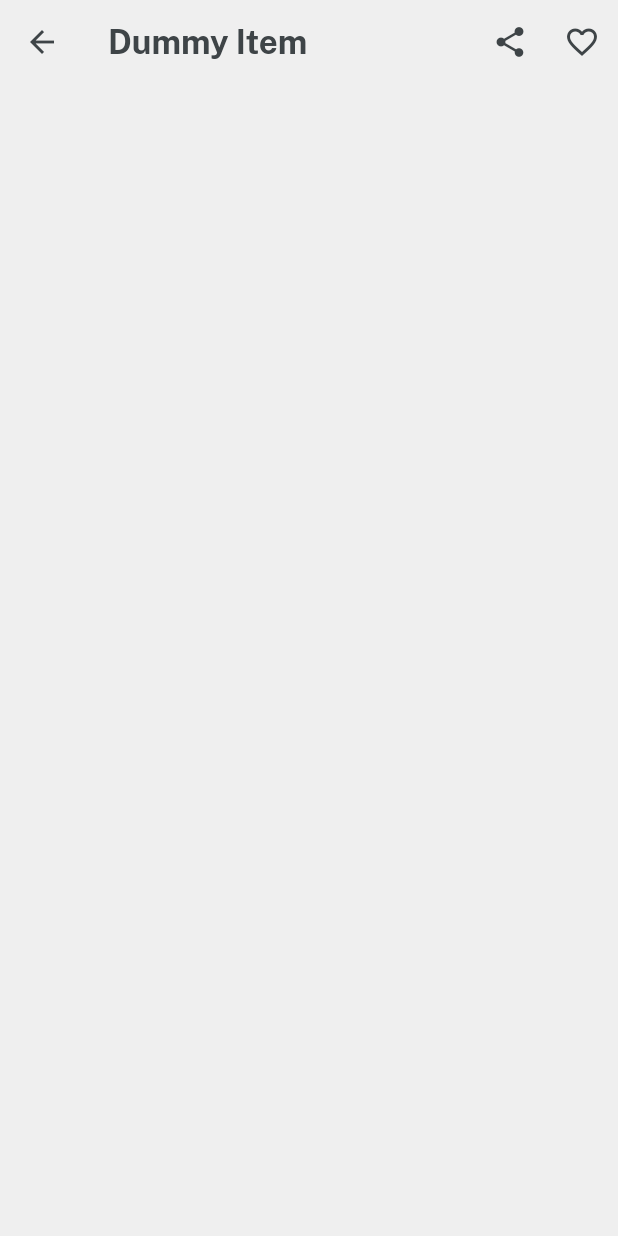
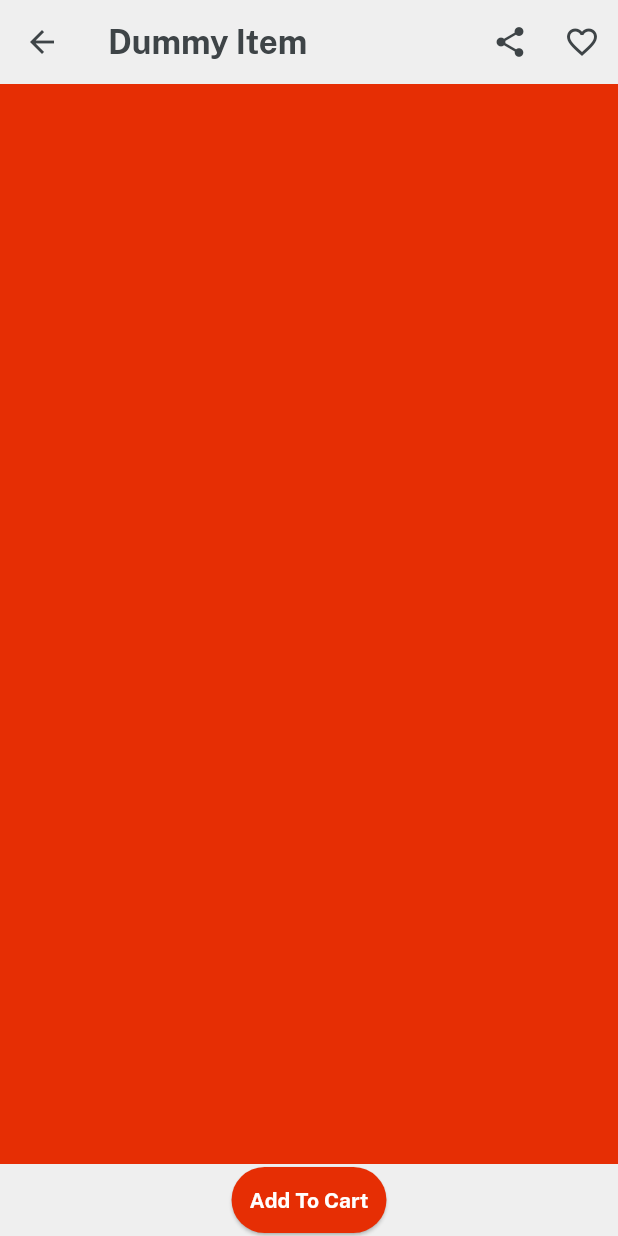
Before and after one commit to DipeshC1707/emart, a Flutter app: the ItemDetails screen opened directly, on a phone screen of 412 x 824 dp. Run offline on Flutter 3.47's test engine with Material 2 defaults, Android fonts, the phone set to English and light mode, and no system bars; our stand-ins replace get, velocity_x.

Commit message:
init itemdetailbody

```diff
--- a/lib/views/category_screen/ItemDetails.dart
+++ b/lib/views/category_screen/ItemDetails.dart
@@ -1,5 +1,6 @@
 // ignore_for_file: public_member_api_docs, sort_constructors_first
 import 'package:e_mart/consts/consts.dart';
+import 'package:e_mart/widgets/button.dart';
 import 'package:flutter/material.dart';
 
 import 'package:e_mart/consts/colors.dart';
@@ -23,6 +24,19 @@ class ItemDetails extends StatelessWidget {
         IconButton(onPressed: () {}, icon: const Icon(Icons.share)),
         IconButton(onPressed: () {}, icon: const Icon(Icons.favorite_outline)),
       ]),
+      body: Column(
+        children: [
+          Expanded(
+            child: Container(
+              color: redColor,
+            ),
+          ),
+          SizedBox(
+            child: button(color: redColor,onpress: (){},textcolor: whiteColor,title: "Add To Cart"),
+          )
+        ],
+
+      ),
     );
   }
 }
```
